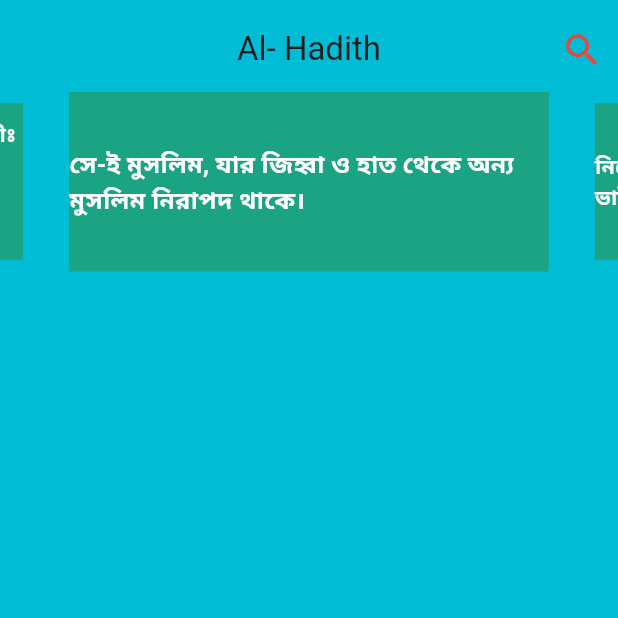
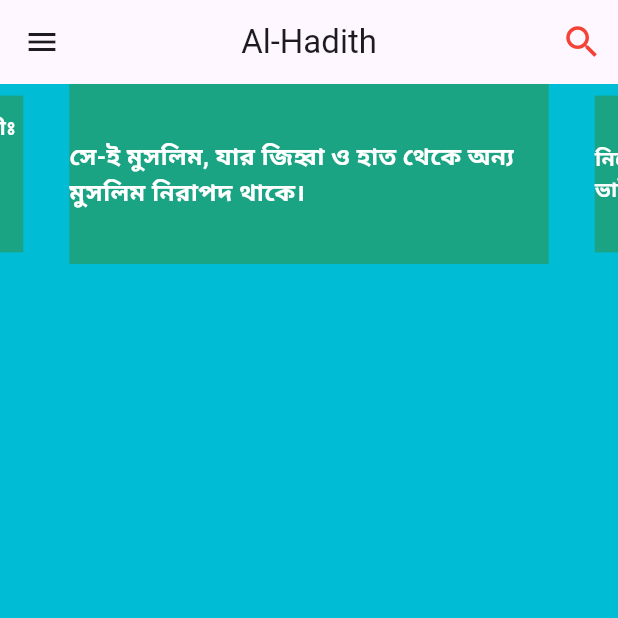
Before and after one commit to faisaldevs/al-hadith, a Flutter app: the HomePage screen opened directly, on a phone screen of 412 x 824 dp, the top half of it. Run offline on Flutter 3.47's test engine with Material 3 defaults, Android fonts, the phone set to English and light mode, and no system bars; drawn by our look-alikes of carousel_slider, flutter_advanced_drawer; our stand-ins replace drift, get; accounts and stored records are empty.

Commit message:
Drawer complate

```diff
--- a/lib/app/screens/drawer/drawer.dart
+++ b/lib/app/screens/drawer/drawer.dart
@@ -4,15 +4,15 @@ import 'package:flutter_advanced_drawer/flutter_advanced_drawer.dart';
 import '../home_page/home_page.dart';
 
 
-class DrawerUi extends StatefulWidget {
-  const DrawerUi({super.key});
+class HomePage extends StatefulWidget {
+  const HomePage({super.key});
 
   @override
-  State<DrawerUi> createState() => _DrawerUiState();
+  State<HomePage> createState() => _HomePageState();
 }
 final _advancedDrawerController = AdvancedDrawerController();
 
-class _DrawerUiState extends State<DrawerUi> {
+class _HomePageState extends State<HomePage> {
   @override
   Widget build(BuildContext context) {
     return AdvancedDrawer(
@@ -47,7 +47,8 @@ class _DrawerUiState extends State<DrawerUi> {
       ),
       child: Scaffold(
         appBar: AppBar(
-          title: const Text('Advanced Drawer Example'),
+          title: const Text('Al-Hadith'),
+          centerTitle: true,
           leading: IconButton(
             onPressed: _handleMenuButtonPressed,
             icon: ValueListenableBuilder<AdvancedDrawerValue>(
@@ -63,8 +64,24 @@ class _DrawerUiState extends State<DrawerUi> {
               },
             ),
           ),
+          actions: [
+            IconButton(
+                style: const ButtonStyle(
+                  backgroundColor: MaterialStatePropertyAll(Colors.transparent),
+                  foregroundColor: MaterialStatePropertyAll(Colors.transparent),
+                  overlayColor: MaterialStatePropertyAll(Colors.transparent),
+                ),
+                onPressed: () {
+                  // Get.toNamed(notificationPage);
+                },
+                icon: const Icon(
+                  Icons.search,
+                  color: Colors.red,
+                  size: 28,
+                )),
+          ],
         ),
-        body: HomePage(),
+        body: HomeDetails(),
       ),
       drawer: SafeArea(
         child: Container(
--- a/lib/app/screens/home_page/home_page.dart
+++ b/lib/app/screens/home_page/home_page.dart
@@ -1,13 +1,9 @@
 import 'package:flutter/material.dart';
-import 'package:flutter/services.dart';
 import 'package:get/get.dart';
-import '../../theme/app_colors.dart';
-import '../chapters/hadithChapter.dart';
-import '../drawer/drawer.dart';
 import '../slider/slider.dart';
 
-class HomePage extends StatelessWidget {
-  HomePage({super.key});
+class HomeDetails extends StatelessWidget {
+  HomeDetails({super.key});
 
   final List<String> texts = [
     'সে-ই মুসলিম, যার জিহ্বা ও হাত থেকে অন্য মুসলিম নিরাপদ থাকে।',
@@ -27,36 +23,6 @@ class HomePage extends StatelessWidget {
           color: Colors.cyan,
           child: Column(
             children: [
-              Container(
-                padding: const EdgeInsets.only(top: 5),
-                child: AppBar(
-                  systemOverlayStyle: const SystemUiOverlayStyle(
-                    statusBarColor: AppColors.primaryColor,
-
-                  ),
-                  backgroundColor: Colors.transparent,
-                  elevation: 0,
-                  title: const Text("Al- Hadith"),
-                  centerTitle: true,
-                  actions: [
-                    IconButton(
-                      style: const ButtonStyle(
-                        backgroundColor: MaterialStatePropertyAll(Colors.transparent),
-                        foregroundColor: MaterialStatePropertyAll(Colors.transparent),
-                        overlayColor: MaterialStatePropertyAll(Colors.transparent),
-                      ),
-                        onPressed: () {
-                          // Get.toNamed(notificationPage);
-                        },
-                        icon: const Icon(
-                          Icons.search,
-                          color: Colors.red,
-                          size: 28,
-                        )),
-                  ],
-                ),
-              ),
-
               // -----------slider------------
               MyImageSlider(texts: texts),
 
--- a/lib/main.dart
+++ b/lib/main.dart
@@ -1,6 +1,7 @@
+import 'package:al_hadith/app/screens/drawer/drawer.dart';
 import 'package:flutter/material.dart';
 import 'package:get/get.dart';
-import 'app/screens/home_page/home_page.dart';
+
 
 void main() {
   runApp(const MyApp());
@@ -14,7 +15,7 @@ class MyApp extends StatelessWidget {
   Widget build(BuildContext context) {
     return GetMaterialApp(
       debugShowCheckedModeBanner: false,
-      home: DrawerUi(),
+      home: HomePage(),
     );
   }
 }
```
